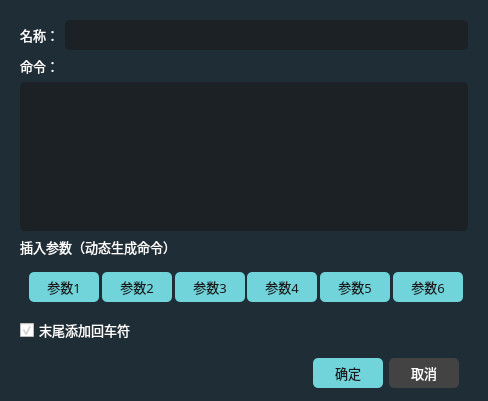
Qt form source/addcommondwidget.ui (HuaGouFdog/Fdog-Kit) before a commit.
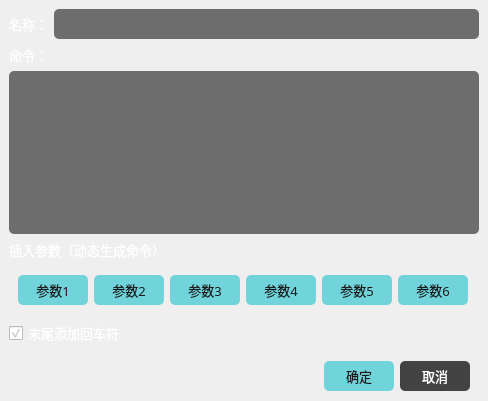
The same form after that commit. Icons and pictures are not drawn.

The edit to the form file:
```diff
--- a/source/addcommondwidget.ui
+++ b/source/addcommondwidget.ui
@@ -37,11 +37,7 @@
     <normaloff>:/lib/icon9.png</normaloff>:/lib/icon9.png</iconset>
   </property>
   <property name="styleSheet">
-   <string notr="true">#addcommondwidget{
-background-color: rgb(30, 45, 54);
-color: rgb(255, 255, 255);
-}
-
+   <string notr="true">
 QLabel {
 color: rgb(255, 255, 255);
 }
@@ -63,11 +59,28 @@
 }</string>
   </property>
   <layout class="QVBoxLayout" name="verticalLayout_3">
+   <property name="leftMargin">
+    <number>0</number>
+   </property>
+   <property name="topMargin">
+    <number>0</number>
+   </property>
+   <property name="rightMargin">
+    <number>0</number>
+   </property>
+   <property name="bottomMargin">
+    <number>0</number>
+   </property>
    <item>
     <widget class="QWidget" name="widget_body" native="true">
+     <property name="styleSheet">
+      <string notr="true">#widget_body{
+border-image: url(:/lib/back1.png);
+}</string>
+     </property>
      <layout class="QVBoxLayout" name="verticalLayout_2">
       <property name="bottomMargin">
-       <number>1</number>
+       <number>9</number>
       </property>
       <item>
        <widget class="QWidget" name="widget" native="true">
```
